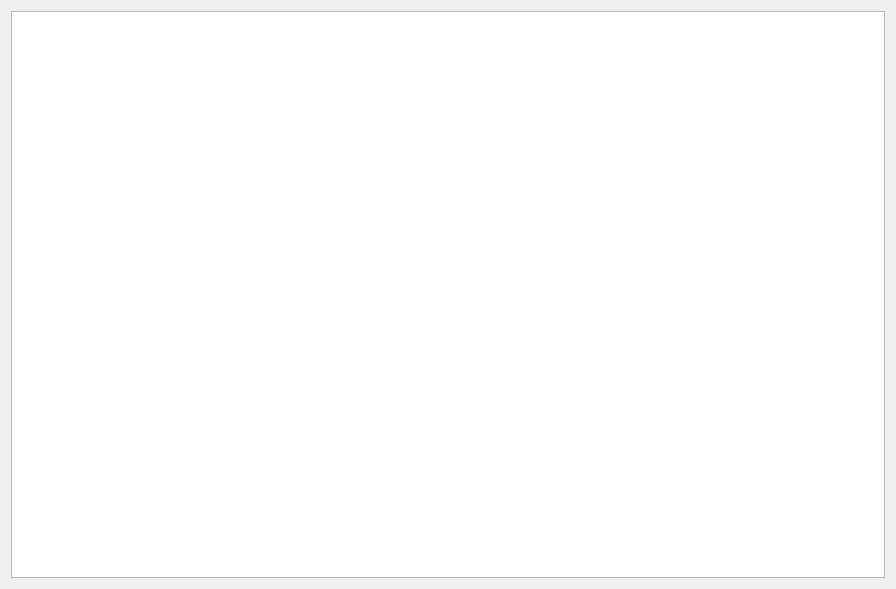
The window that FaustSpin/UrFaustGUI_TEST_1/energy_plot_dialog.ui (MadComputationalPhys2003/Progect_Gonchar) describes before a commit, drawn with Qt 5.
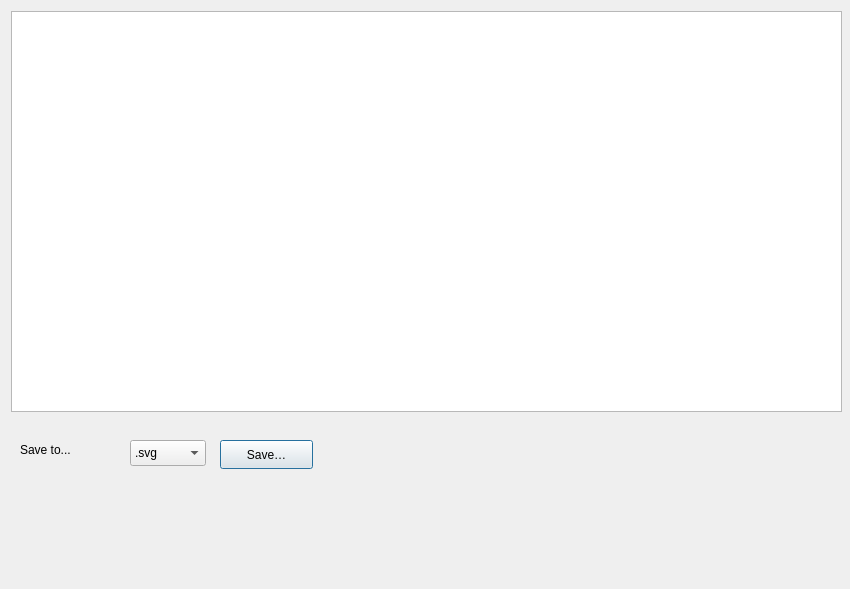
The same window after the commit.

What changed in the file:
```diff
--- a/FaustSpin/UrFaustGUI_TEST_1/energy_plot_dialog.ui
+++ b/FaustSpin/UrFaustGUI_TEST_1/energy_plot_dialog.ui
@@ -6,18 +6,74 @@
    <rect>
     <x>0</x>
     <y>0</y>
-    <width>896</width>
+    <width>850</width>
     <height>589</height>
    </rect>
   </property>
   <property name="windowTitle">
    <string>Energy Plot</string>
   </property>
-  <layout class="QVBoxLayout" name="verticalLayout">
+  <widget class="QGraphicsView" name="energyGraphicsView">
+   <property name="geometry">
+    <rect>
+     <x>11</x>
+     <y>11</y>
+     <width>831</width>
+     <height>401</height>
+    </rect>
+   </property>
+  </widget>
+  <widget class="QLabel" name="label">
+   <property name="geometry">
+    <rect>
+     <x>20</x>
+     <y>440</y>
+     <width>101</width>
+     <height>20</height>
+    </rect>
+   </property>
+   <property name="text">
+    <string>Save to...</string>
+   </property>
+  </widget>
+  <widget class="QComboBox" name="savePlotFormatComboBox">
+   <property name="geometry">
+    <rect>
+     <x>130</x>
+     <y>440</y>
+     <width>76</width>
+     <height>26</height>
+    </rect>
+   </property>
    <item>
-    <widget class="QGraphicsView" name="energyGraphicsView"/>
+    <property name="text">
+     <string>.svg</string>
+    </property>
    </item>
-  </layout>
+   <item>
+    <property name="text">
+     <string>.png</string>
+    </property>
+   </item>
+   <item>
+    <property name="text">
+     <string>.jpg</string>
+    </property>
+   </item>
+  </widget>
+  <widget class="QPushButton" name="savePlotButton">
+   <property name="geometry">
+    <rect>
+     <x>220</x>
+     <y>440</y>
+     <width>93</width>
+     <height>29</height>
+    </rect>
+   </property>
+   <property name="text">
+    <string>Save…</string>
+   </property>
+  </widget>
  </widget>
  <resources/>
  <connections/>
```
